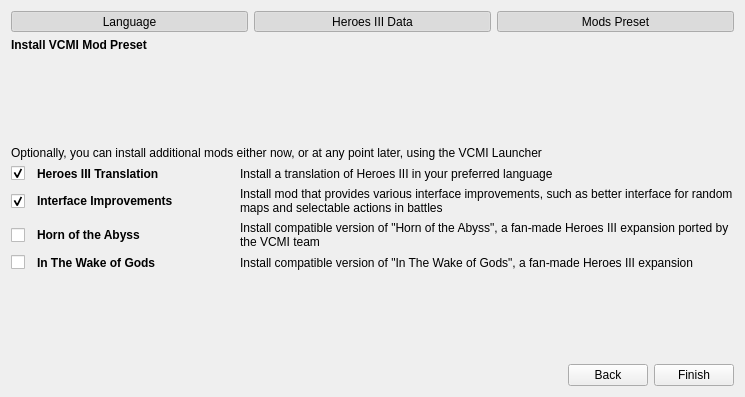
vcmi/vcmi, file launcher/firstLaunch/firstlaunch_moc.ui: the form before one commit.
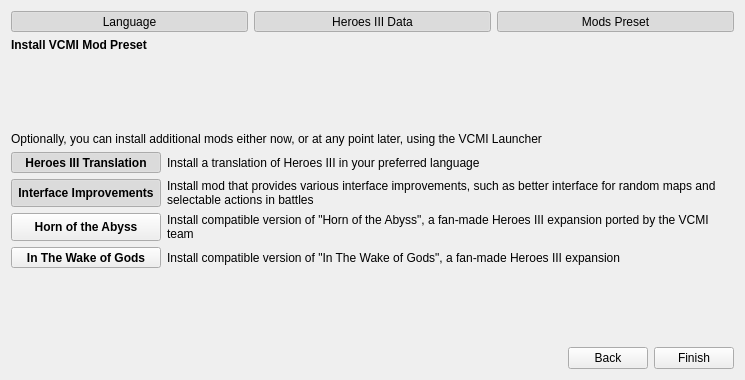
The form after the commit. The open tabs and pages were chosen to show the change. Icons and pictures are not drawn.

Commit message:
Improvements to first install / welcome screen in Launcher
- Removed H3 data language selector in favor of autodetection (and to
get more space on mobile systems)
- Replaced hard to click checkboxes in mod install screen with buttons
- Inaccessible system data directory is now hidden on mobile devices to
save space and to avoid displaying data useless to player
- Reworded texts in h3 data import screen to be more clear to players
- moved manual data installation to bottom

```diff
--- a/launcher/firstLaunch/firstlaunch_moc.ui
+++ b/launcher/firstLaunch/firstlaunch_moc.ui
@@ -7,7 +7,7 @@
     <x>0</x>
     <y>0</y>
     <width>745</width>
-    <height>397</height>
+    <height>380</height>
    </rect>
   </property>
   <property name="windowTitle">
@@ -609,154 +609,8 @@
         </spacer>
        </item>
        <item>
-        <layout class="QGridLayout" name="gridLayout_4" columnstretch="1,10,25">
-         <item row="2" column="0">
-          <widget class="QCheckBox" name="checkBoxPresetLanguage">
-           <property name="sizePolicy">
-            <sizepolicy hsizetype="MinimumExpanding" vsizetype="MinimumExpanding">
-             <horstretch>0</horstretch>
-             <verstretch>0</verstretch>
-            </sizepolicy>
-           </property>
-           <property name="text">
-            <string/>
-           </property>
-           <property name="checked">
-            <bool>true</bool>
-           </property>
-          </widget>
-         </item>
-         <item row="4" column="1">
-          <widget class="QLabel" name="labelPresetHota">
-           <property name="sizePolicy">
-            <sizepolicy hsizetype="Preferred" vsizetype="Preferred">
-             <horstretch>100</horstretch>
-             <verstretch>0</verstretch>
-            </sizepolicy>
-           </property>
-           <property name="font">
-            <font>
-             <weight>75</weight>
-             <bold>true</bold>
-            </font>
-           </property>
-           <property name="text">
-            <string>Horn of the Abyss</string>
-           </property>
-           <property name="wordWrap">
-            <bool>false</bool>
-           </property>
-          </widget>
-         </item>
-         <item row="2" column="1">
-          <widget class="QLabel" name="labelPresetLanguage">
-           <property name="sizePolicy">
-            <sizepolicy hsizetype="Preferred" vsizetype="Preferred">
-             <horstretch>100</horstretch>
-             <verstretch>0</verstretch>
-            </sizepolicy>
-           </property>
-           <property name="font">
-            <font>
-             <weight>75</weight>
-             <bold>true</bold>
-            </font>
-           </property>
-           <property name="text">
-            <string>Heroes III Translation</string>
-           </property>
-           <property name="wordWrap">
-            <bool>false</bool>
-           </property>
-          </widget>
-         </item>
-         <item row="3" column="0">
-          <widget class="QCheckBox" name="checkBoxPresetExtras">
-           <property name="sizePolicy">
-            <sizepolicy hsizetype="MinimumExpanding" vsizetype="MinimumExpanding">
-             <horstretch>0</horstretch>
-             <verstretch>0</verstretch>
-            </sizepolicy>
-           </property>
-           <property name="text">
-            <string/>
-           </property>
-           <property name="checked">
-            <bool>true</bool>
-           </property>
-          </widget>
-         </item>
-         <item row="4" column="0">
-          <widget class="QCheckBox" name="checkBoxPresetHota">
-           <property name="sizePolicy">
-            <sizepolicy hsizetype="MinimumExpanding" vsizetype="MinimumExpanding">
-             <horstretch>0</horstretch>
-             <verstretch>0</verstretch>
-            </sizepolicy>
-           </property>
-           <property name="text">
-            <string/>
-           </property>
-          </widget>
-         </item>
-         <item row="5" column="0">
-          <widget class="QCheckBox" name="checkBoxPresetWog">
-           <property name="sizePolicy">
-            <sizepolicy hsizetype="MinimumExpanding" vsizetype="MinimumExpanding">
-             <horstretch>0</horstretch>
-             <verstretch>0</verstretch>
-            </sizepolicy>
-           </property>
-           <property name="text">
-            <string/>
-           </property>
-          </widget>
-         </item>
-         <item row="3" column="1">
-          <widget class="QLabel" name="labelPresetExtras">
-           <property name="sizePolicy">
-            <sizepolicy hsizetype="Preferred" vsizetype="Preferred">
-             <horstretch>100</horstretch>
-             <verstretch>0</verstretch>
-            </sizepolicy>
-           </property>
-           <property name="font">
-            <font>
-             <weight>75</weight>
-             <bold>true</bold>
-            </font>
-           </property>
-           <property name="text">
-            <string>Interface Improvements</string>
-           </property>
-           <property name="wordWrap">
-            <bool>false</bool>
-           </property>
-          </widget>
-         </item>
-         <item row="5" column="1">
-          <widget class="QLabel" name="labelPresetWog">
-           <property name="sizePolicy">
-            <sizepolicy hsizetype="Preferred" vsizetype="Preferred">
-             <horstretch>100</horstretch>
-             <verstretch>0</verstretch>
-            </sizepolicy>
-           </property>
-           <property name="font">
-            <font>
-             <weight>75</weight>
-             <bold>true</bold>
-            </font>
-           </property>
-           <property name="text">
-            <string>In The Wake of Gods</string>
-           </property>
-           <property name="wordWrap">
-            <bool>false</bool>
-           </property>
-          </widget>
-         </item>
-         <item row="2" column="2">
+        <layout class="QGridLayout" name="gridLayout_4" columnstretch="1,0">
+         <item row="1" column="1">
           <widget class="QLabel" name="labelPresetLanguageDescr">
            <property name="sizePolicy">
             <sizepolicy hsizetype="Preferred" vsizetype="Preferred">
@@ -772,7 +626,58 @@
            </property>
           </widget>
          </item>
-         <item row="0" column="0" colspan="3">
+         <item row="1" column="0">
+          <widget class="QToolButton" name="buttonPresetLanguage">
+           <property name="sizePolicy">
+            <sizepolicy hsizetype="Preferred" vsizetype="Preferred">
+             <horstretch>0</horstretch>
+             <verstretch>0</verstretch>
+            </sizepolicy>
+           </property>
+           <property name="font">
+            <font>
+             <bold>true</bold>
+            </font>
+           </property>
+           <property name="text">
+            <string>Heroes III Translation</string>
+           </property>
+           <property name="icon">
+            <iconset>
+             <normaloff>:icons/mod-disabled.png</normaloff>
+             <normalon>:icons/mod-enabled.png</normalon>:icons/mod-disabled.png</iconset>
+           </property>
+           <property name="checkable">
+            <bool>true</bool>
+           </property>
+           <property name="checked">
+            <bool>true</bool>
+           </property>
+           <property name="toolButtonStyle">
+            <enum>Qt::ToolButtonTextBesideIcon</enum>
+           </property>
+           <property name="autoRaise">
+            <bool>false</bool>
+           </property>
+          </widget>
+         </item>
+         <item row="3" column="1">
+          <widget class="QLabel" name="labelPresetHotaDescr">
+           <property name="sizePolicy">
+            <sizepolicy hsizetype="Preferred" vsizetype="Preferred">
+             <horstretch>100</horstretch>
+             <verstretch>0</verstretch>
+            </sizepolicy>
+           </property>
+           <property name="text">
+            <string>Install compatible version of &quot;Horn of the Abyss&quot;, a fan-made Heroes III expansion ported by the VCMI team</string>
+           </property>
+           <property name="wordWrap">
+            <bool>true</bool>
+           </property>
+          </widget>
+         </item>
+         <item row="0" column="0" colspan="2">
           <widget class="QLabel" name="labelPresetDescription">
            <property name="sizePolicy">
             <sizepolicy hsizetype="Preferred" vsizetype="Preferred">
@@ -788,7 +693,90 @@
            </property>
           </widget>
          </item>
-         <item row="3" column="2">
+         <item row="3" column="0">
+          <widget class="QToolButton" name="buttonPresetHota">
+           <property name="sizePolicy">
+            <sizepolicy hsizetype="Preferred" vsizetype="Preferred">
+             <horstretch>0</horstretch>
+             <verstretch>0</verstretch>
+            </sizepolicy>
+           </property>
+           <property name="font">
+            <font>
+             <bold>true</bold>
+            </font>
+           </property>
+           <property name="text">
+            <string>Horn of the Abyss</string>
+           </property>
+           <property name="icon">
+            <iconset>
+             <normaloff>:icons/mod-disabled.png</normaloff>
+             <normalon>:icons/mod-enabled.png</normalon>:icons/mod-disabled.png</iconset>
+           </property>
+           <property name="checkable">
+            <bool>true</bool>
+           </property>
+           <property name="toolButtonStyle">
+            <enum>Qt::ToolButtonTextBesideIcon</enum>
+           </property>
+           <property name="autoRaise">
+            <bool>false</bool>
+           </property>
+          </widget>
+         </item>
+         <item row="2" column="0">
+          <widget class="QToolButton" name="buttonPresetExtras">
+           <property name="sizePolicy">
+            <sizepolicy hsizetype="Preferred" vsizetype="Preferred">
+             <horstretch>0</horstretch>
+             <verstretch>0</verstretch>
+            </sizepolicy>
+           </property>
+           <property name="font">
+            <font>
+             <bold>true</bold>
+            </font>
+           </property>
+           <property name="text">
+            <string>Interface Improvements</string>
+           </property>
+           <property name="icon">
+            <iconset>
+             <normaloff>:icons/mod-disabled.png</normaloff>
+             <normalon>:icons/mod-enabled.png</normalon>:icons/mod-disabled.png</iconset>
+           </property>
+           <property name="checkable">
+            <bool>true</bool>
+           </property>
+           <property name="checked">
+            <bool>true</bool>
+           </property>
+           <property name="toolButtonStyle">
+            <enum>Qt::ToolButtonTextBesideIcon</enum>
+           </property>
+           <property name="autoRaise">
+            <bool>false</bool>
+           </property>
+          </widget>
+         </item>
+         <item row="4" column="1">
+          <widget class="QLabel" name="labelPresetWogDescr">
+           <property name="sizePolicy">
+            <sizepolicy hsizetype="Preferred" vsizetype="Preferred">
+             <horstretch>100</horstretch>
+             <verstretch>0</verstretch>
+            </sizepolicy>
+           </property>
+           <property name="text">
+            <string>Install compatible version of &quot;In The Wake of Gods&quot;, a fan-made Heroes III expansion</string>
+           </property>
+           <property name="wordWrap">
+            <bool>true</bool>
+           </property>
+          </widget>
+         </item>
+         <item row="2" column="1">
           <widget class="QLabel" name="labelPresetExtrasDescr">
            <property name="sizePolicy">
             <sizepolicy hsizetype="Preferred" vsizetype="Preferred">
@@ -804,35 +792,35 @@
            </property>
           </widget>
          </item>
-         <item row="4" column="2">
-          <widget class="QLabel" name="labelPresetHotaDescr">
+         <item row="4" column="0">
+          <widget class="QToolButton" name="buttonPresetWog">
            <property name="sizePolicy">
             <sizepolicy hsizetype="Preferred" vsizetype="Preferred">
-             <horstretch>100</horstretch>
+             <horstretch>0</horstretch>
              <verstretch>0</verstretch>
             </sizepolicy>
            </property>
+           <property name="font">
+            <font>
+             <bold>true</bold>
+            </font>
+           </property>
            <property name="text">
-            <string>Install compatible version of &quot;Horn of the Abyss&quot;, a fan-made Heroes III expansion ported by the VCMI team</string>
+            <string>In The Wake of Gods</string>
            </property>
-           <property name="wordWrap">
+           <property name="icon">
+            <iconset>
+             <normaloff>:/icons/mod-disabled.png</normaloff>
+             <normalon>:icons/mod-enabled.png</normalon>:icons/mod-disabled.png</iconset>
+           </property>
+           <property name="checkable">
             <bool>true</bool>
            </property>
-          </widget>
-         </item>
-         <item row="5" column="2">
-          <widget class="QLabel" name="labelPresetWogDecsr">
-           <property name="sizePolicy">
-            <sizepolicy hsizetype="Preferred" vsizetype="Preferred">
-             <horstretch>100</horstretch>
-             <verstretch>0</verstretch>
-            </sizepolicy>
+           <property name="toolButtonStyle">
+            <enum>Qt::ToolButtonTextBesideIcon</enum>
            </property>
-           <property name="text">
-            <string>Install compatible version of &quot;In The Wake of Gods&quot;, a fan-made Heroes III expansion</string>
-           </property>
-           <property name="wordWrap">
-            <bool>true</bool>
+           <property name="autoRaise">
+            <bool>false</bool>
            </property>
           </widget>
          </item>
```
Left out of the diff: 271 changed lines with no effect on the pictures. The commit also changes 2 other files.
